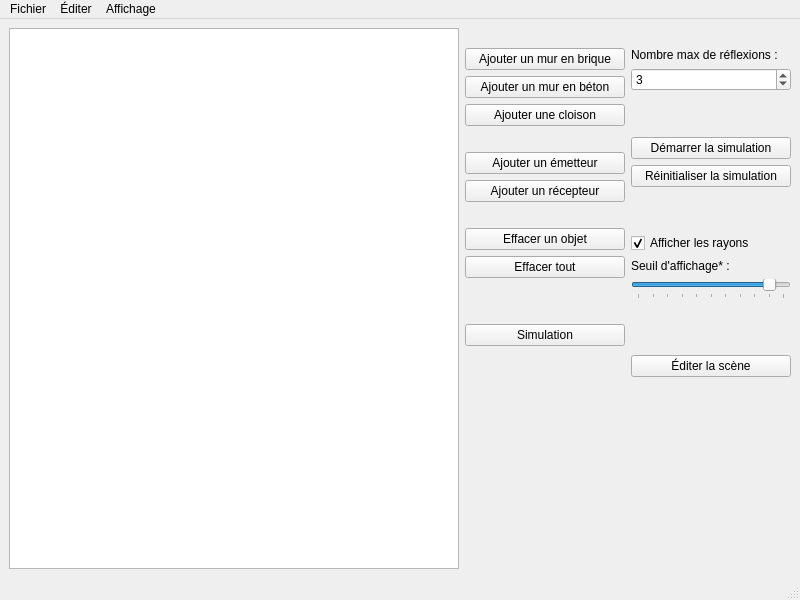
First picture: the form in mainwindow.ui, repository mathphi/TelecomPhysics_ProjectBA3, before the edit.
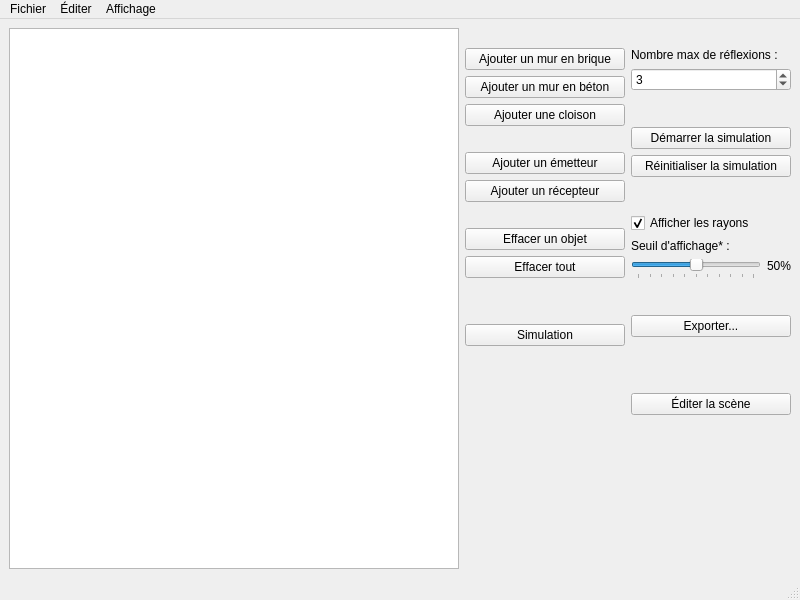
Second picture: the form after the edit. Icons and pictures are not drawn.

Diff of the .ui file:
```diff
--- a/mainwindow.ui
+++ b/mainwindow.ui
@@ -269,7 +269,7 @@
          <property name="sizeHint" stdset="0">
           <size>
            <width>20</width>
-           <height>40</height>
+           <height>30</height>
           </size>
          </property>
         </spacer>
@@ -299,7 +299,7 @@
          <property name="sizeHint" stdset="0">
           <size>
            <width>20</width>
-           <height>40</height>
+           <height>30</height>
           </size>
          </property>
         </spacer>
@@ -329,7 +329,9 @@
         </widget>
        </item>
        <item>
-        <widget class="QSlider" name="slider_raysThreshold">
+        <layout class="QHBoxLayout" name="horizontalLayout_2">
+         <item>
+          <widget class="QSlider" name="slider_threshold">
          <property name="enabled">
           <bool>true</bool>
          </property>
@@ -343,13 +345,57 @@
           <number>100</number>
          </property>
          <property name="value">
-          <number>90</number>
+            <number>50</number>
          </property>
          <property name="orientation">
           <enum>Qt::Horizontal</enum>
          </property>
          <property name="tickPosition">
           <enum>QSlider::TicksBelow</enum>
+           </property>
+           <property name="tickInterval">
+            <number>10</number>
+           </property>
+          </widget>
+         </item>
+         <item>
+          <widget class="QLabel" name="label_threshold_val">
+           <property name="sizePolicy">
+            <sizepolicy hsizetype="Maximum" vsizetype="Preferred">
+             <horstretch>0</horstretch>
+             <verstretch>0</verstretch>
+            </sizepolicy>
+           </property>
+           <property name="text">
+            <string>50%</string>
+           </property>
+           <property name="alignment">
+            <set>Qt::AlignRight|Qt::AlignTop|Qt::AlignTrailing</set>
+           </property>
+          </widget>
+         </item>
+        </layout>
+       </item>
+       <item>
+        <spacer name="verticalSpacer_11">
+         <property name="orientation">
+          <enum>Qt::Vertical</enum>
+         </property>
+         <property name="sizeType">
+          <enum>QSizePolicy::Fixed</enum>
+         </property>
+         <property name="sizeHint" stdset="0">
+          <size>
+           <width>20</width>
+           <height>30</height>
+          </size>
+         </property>
+        </spacer>
+       </item>
+       <item>
+        <widget class="QPushButton" name="button_simExport">
+         <property name="text">
+          <string>Exporter...</string>
          </property>
         </widget>
        </item>
```
Left out of the diff: 4 changed lines with no effect on the pictures. Lines whose indentation alone changed are shown as unchanged.
